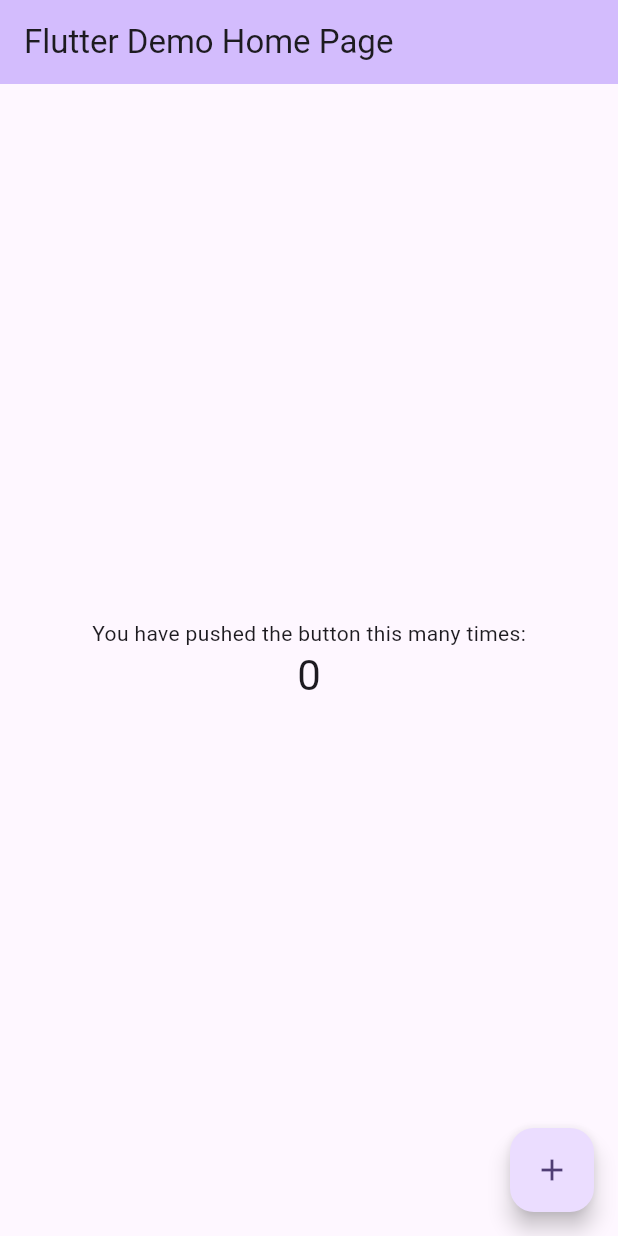
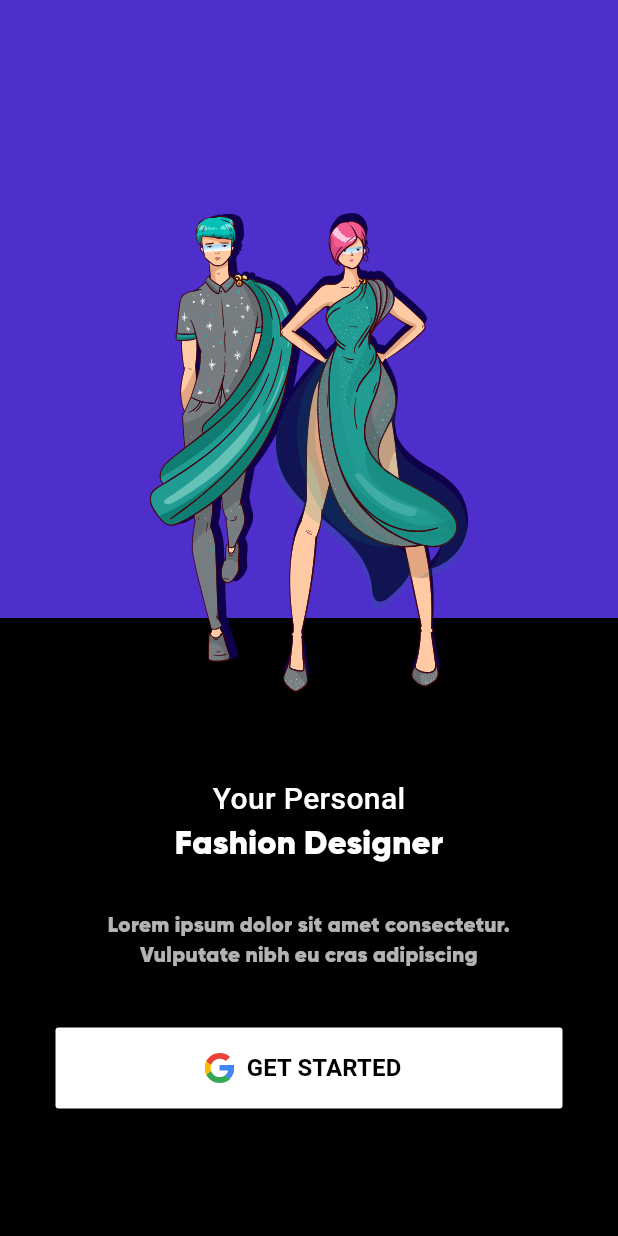
Before and after one commit to Dresstination/frontend, a Flutter app: the screen it shows after launch, on a phone screen of 412 x 824 dp. Run offline on Flutter 3.47's test engine with Material 3 defaults, Android fonts, the phone set to English and light mode, and no system bars; our stand-ins replace flutter_svg; Roboto replaces fonts that are missing (Gilroy-Medium).

Commit message:
feat: Refactor file structure & implement initial screen

```diff
--- a/lib/main.dart
+++ b/lib/main.dart
@@ -1,75 +1,24 @@
+import 'package:dresti_frontend/src/screens/drestination_home_screen.dart';
 import 'package:flutter/material.dart';
 
 void main() {
-  runApp(const MyApp());
+  runApp(const DrestinationApp());
 }
 
-class MyApp extends StatelessWidget {
-  const MyApp({super.key});
+class DrestinationApp extends StatelessWidget {
+  const DrestinationApp({super.key});
 
-  // This widget is the root of your application.
   @override
   Widget build(BuildContext context) {
     return MaterialApp(
-      title: 'Flutter Demo',
+      debugShowCheckedModeBanner: false,
+      title: 'Destrination App',
       theme: ThemeData(
-        colorScheme: ColorScheme.fromSeed(seedColor: Colors.deepPurple),
+        fontFamily: 'Gilroy',
+        colorScheme: const ColorScheme.dark(primary: Colors.black),
         useMaterial3: true,
       ),
-      home: const MyHomePage(title: 'Flutter Demo Home Page'),
+      home: const DrestinationHome(),
     );
   }
 }
-
-class MyHomePage extends StatefulWidget {
-  const MyHomePage({super.key, required this.title});
-
-  final String title;
-
-  @override
-  State<MyHomePage> createState() => _MyHomePageState();
-}
-
-class _MyHomePageState extends State<MyHomePage> {
-  int _counter = 0;
-
-  void _incrementCounter() {
-    setState(() {
-      _counter++;
-    });
-  }
-
-  @override
-  Widget build(BuildContext context) {
-    return Scaffold(
-      appBar: AppBar(
-        // TRY THIS: Try changing the color here to a specific color (to
-        // Colors.amber, perhaps?) and trigger a hot reload to see the AppBar
-        // change color while the other colors stay the same.
-        backgroundColor: Theme.of(context).colorScheme.inversePrimary,
-        // Here we take the value from the MyHomePage object that was created by
-        // the App.build method, and use it to set our appbar title.
-        title: Text(widget.title),
-      ),
-      body: Center(
-        child: Column(
-          mainAxisAlignment: MainAxisAlignment.center,
-          children: <Widget>[
-            const Text(
-              'You have pushed the button this many times:',
-            ),
-            Text(
-              '$_counter',
-              style: Theme.of(context).textTheme.headlineMedium,
-            ),
-          ],
-        ),
-      ),
-      floatingActionButton: FloatingActionButton(
-        onPressed: _incrementCounter,
-        tooltip: 'Increment',
-        child: const Icon(Icons.add),
-      ), // This trailing comma makes auto-formatting nicer for build methods.
-    );
-  }
-}
--- /dev/null
+++ b/lib/src/screens/drestination_home_screen.dart
@@ -0,0 +1,62 @@
+import 'package:dresti_frontend/src/widgets/initScreen/branding_text_widget.dart.dart';
+import 'package:dresti_frontend/src/widgets/initScreen/primary_action_button.dart';
+import 'package:flutter/material.dart';
+import 'package:flutter_svg/svg.dart';
+
+class DrestinationHome extends StatelessWidget {
+  const DrestinationHome({super.key});
+
+  @override
+  Widget build(BuildContext context) {
+    return Scaffold(
+      body: Stack(
+        children: [
+          Column(
+            children: [
+              Container(
+                height: MediaQuery.of(context).size.height / 2,
+                color: const Color(0xff4E2FCB),
+              ),
+              Container(
+                height: MediaQuery.of(context).size.height / 2,
+                color: Colors.black,
+              ),
+            ],
+          ),
+          Positioned(
+            top: MediaQuery.of(context).size.height / 2 - 270,
+            left: MediaQuery.of(context).size.width / 2 - 115,
+            child: SvgPicture.asset(
+              "assets/images/Group 35.svg",
+              width: 230,
+              height: 320,
+            ),
+          ),
+          Positioned(
+              left: 0,
+              right: 0,
+              top: MediaQuery.of(context).size.height / 2 + 100,
+              child: Column(
+                crossAxisAlignment: CrossAxisAlignment.center,
+                children: [
+                  const BrandingText(),
+                  Container(
+                    height: 56,
+                    margin: const EdgeInsets.symmetric(
+                        horizontal: 39, vertical: 22),
+                    child: Text(
+                        "Lorem ipsum dolor sit amet consectetur. Vulputate nibh eu cras adipiscing ",
+                        textAlign: TextAlign.center,
+                        style: TextStyle(
+                            fontSize: 14,
+                            fontWeight: FontWeight.w300,
+                            color: Colors.white.withOpacity(0.7))),
+                  ),
+                  const PrimaryActionButton()
+                ],
+              )),
+        ],
+      ),
+    );
+  }
+}
--- /dev/null
+++ b/lib/src/widgets/initScreen/branding_text_widget.dart.dart
@@ -0,0 +1,32 @@
+import 'package:flutter/material.dart';
+
+class BrandingText extends StatelessWidget {
+  const BrandingText({super.key});
+
+  @override
+  Widget build(BuildContext context) {
+    return const SizedBox(
+      height: 73,
+      child: Column(
+        mainAxisAlignment: MainAxisAlignment.center,
+        children: [
+          Text(
+            "Your Personal",
+            style: TextStyle(
+              fontFamily: 'Gilroy-Medium',
+              fontWeight: FontWeight.w500,
+              fontSize: 20,
+            ),
+          ),
+          Text(
+            "Fashion Designer",
+            style: TextStyle(
+              fontWeight: FontWeight.w500,
+              fontSize: 22,
+            ),
+          ),
+        ],
+      ),
+    );
+  }
+}
--- /dev/null
+++ b/lib/src/widgets/initScreen/primary_action_button.dart
@@ -0,0 +1,31 @@
+import 'package:flutter/material.dart';
+import 'package:flutter_svg/flutter_svg.dart';
+
+class PrimaryActionButton extends StatelessWidget {
+  const PrimaryActionButton({super.key});
+
+  @override
+  Widget build(BuildContext context) {
+    return Container(
+      margin: const EdgeInsets.symmetric(horizontal: 30),
+      child: ElevatedButton.icon(
+          style: ElevatedButton.styleFrom(
+            minimumSize: const Size(338, 54),
+            backgroundColor: const Color(0xffffffff),
+            shape: RoundedRectangleBorder(
+              borderRadius: BorderRadius.circular(2.0),
+            ),
+          ),
+          onPressed: () {},
+          icon: SvgPicture.asset("assets/images/Google.svg"),
+          label: Text(
+            "GET STARTED",
+            style: TextStyle(
+              fontFamily: 'Gilroy-Medium',
+              fontWeight: FontWeight.w600,
+              fontSize: 16,
+            ),
+          )),
+    );
+  }
+}
```
Also changed, not shown: pubspec.yaml (+18 -12 lines), assets/fonts/Gilroy-Black.ttf (added), assets/fonts/Gilroy-Bold.ttf (added), assets/fonts/Gilroy-ExtraBold.ttf (added), assets/fonts/Gilroy-Heavy.ttf (added), assets/fonts/Gilroy-Light.ttf (added), assets/fonts/Gilroy-Medium.ttf (added), assets/fonts/Gilroy-Regular.ttf (added), assets/fonts/Gilroy-SemiBold.ttf (added), assets/fonts/Gilroy-Thin.ttf (added), assets/fonts/Gilroy-UltraLight.ttf (added), assets/images/Google.svg (added), assets/images/Group 35.svg (added), pubspec.lock.
